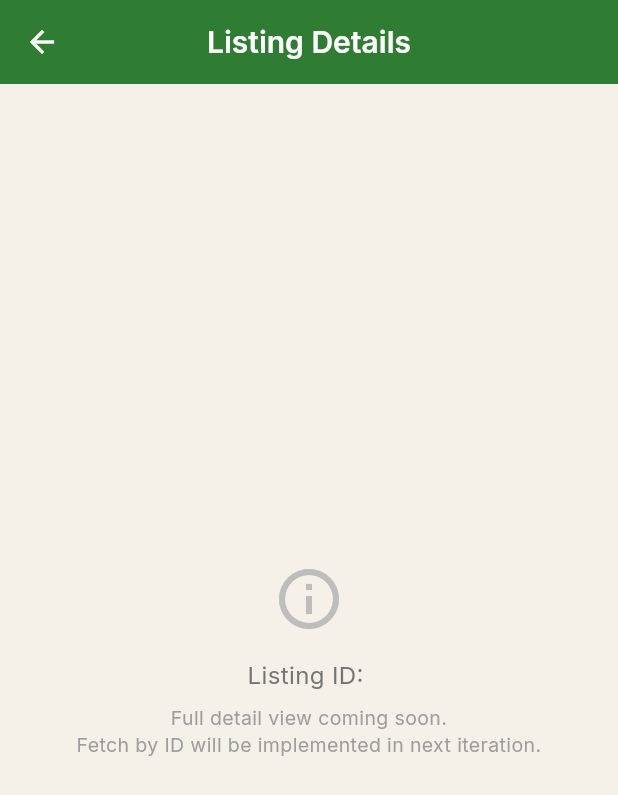
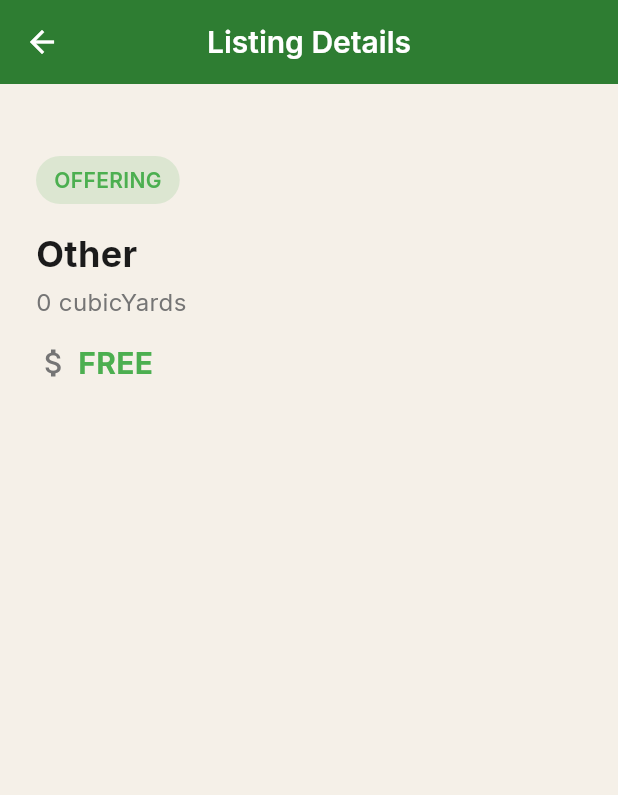
Before and after one commit to 12khabdouabdou/Startup, a Flutter app: the ListingDetailScreen screen opened directly with empty values, on a phone screen of 412 x 824 dp. Shown: the top 795 px of the screen. Run offline on Flutter 3.47's test engine with Material 3 defaults, Android fonts, the phone set to English and light mode, and no system bars; our stand-ins replace connectivity_plus, firebase_core, flutter_map, flutter_riverpod, geocoding, geolocator and 11 more; accounts and stored records are empty.

Commit message:
listings

```diff
--- a/lib/features/listings/repositories/listing_repository.dart
+++ b/lib/features/listings/repositories/listing_repository.dart
@@ -21,7 +21,8 @@ class ListingRepository {
     // Listing.toMap needs to be updated to return lat/long or PostGIS geometry.
     // We will assume the model update handles this.
 
-    await _client.from('listings').insert(data);
+    await _client.from('listings').insert(data).select().single();
+    // Could capture ID here? The method returns void though.
   }
 
   // Read: Stream of active listings
@@ -29,7 +30,7 @@ class ListingRepository {
     return _client
         .from('listings_view')
         .stream(primaryKey: ['id'])
-        .eq('status', 'active')
+        .eq('status', ListingStatus.active.name) // Using enum name
         // Fix: Use snake_case created_at
         .order('created_at', ascending: false)
         .map((data) {
@@ -59,13 +60,18 @@ class ListingRepository {
 
   // Delete (Archive)
   Future<void> archiveListing(String id) async {
-    await updateListing(id, {'status': 'archived'});
+    await updateListing(id, {'status': ListingStatus.archived.name}); // Use enum name
   }
 
   // Read: Single listing
   Future<Listing?> fetchListing(String id) async {
     try {
-      final data = await _client.from('listings_view').select().eq('id', id).maybeSingle();
+      final data = await _client
+          .from('listings_view')
+          .select()
+          .eq('id', id)
+          .maybeSingle();
+
       if (data == null) return null;
       return Listing.fromMap(data, id);
     } catch (e) {
@@ -88,3 +94,7 @@ final myListingsProvider = StreamProvider.autoDispose<List<Listing>>((ref) {
   if (user == null) return const Stream.empty();
   return ref.watch(listingRepositoryProvider).fetchUserListings(user.id);
 });
+
+final listingByIdProvider = FutureProvider.autoDispose.family<Listing?, String>((ref, id) async {
+  return ref.watch(listingRepositoryProvider).fetchListing(id);
+});
--- a/lib/features/listings/screens/listing_detail_screen.dart
+++ b/lib/features/listings/screens/listing_detail_screen.dart
@@ -6,7 +6,7 @@ import '../repositories/listing_repository.dart';
 import '../../auth/repositories/auth_repository.dart';
 // Job & User imports
 import '../../jobs/repositories/job_repository.dart';
-import '../../jobs/models/job_model.dart';
+
 import '../../profile/providers/profile_provider.dart'; // for userDocProvider
 import '../../../core/models/app_user.dart';
 import '../../messaging/repositories/chat_repository.dart';
@@ -43,27 +43,33 @@ class ListingDetailScreen extends ConsumerWidget {
       appBar: AppBar(
         title: const Text('Listing Details'),
       ),
-      body: listing == null
-          ? Center(
-              child: Column(
-                mainAxisAlignment: MainAxisAlignment.center,
-                children: [
-                  Icon(Icons.info_outline, size: 48, color: Colors.grey[400]),
-                  const SizedBox(height: 16),
-                  Text(
-                    'Listing ID: $listingId',
-                    style: TextStyle(fontSize: 16, color: Colors.grey[600]),
-                  ),
-                  const SizedBox(height: 8),
-                  Text(
-                    'Full detail view coming soon.\nFetch by ID will be implemented in next iteration.',
-                    textAlign: TextAlign.center,
-                    style: TextStyle(fontSize: 13, color: Colors.grey[500]),
-                  ),
-                ],
-              ),
-            )
-          : SingleChildScrollView(
+      body: Builder(
+        builder: (context) {
+          final asyncListing = ref.watch(listingByIdProvider(listingId));
+          final fetchedListing = asyncListing.valueOrNull;
+          final displayListing = listing ?? fetchedListing;
+
+          if (displayListing == null) {
+             if (asyncListing.isLoading) return const Center(child: CircularProgressIndicator());
+             if (asyncListing.hasError) return Center(child: Text('Error: ${asyncListing.error}'));
+             return const Center(child: Text('Listing not found'));
+          }
+
+          // We have a listing to display!
+          // But we need to update the logic below to use 'displayListing' instead of 'listing'
+          // Since the rest of the file uses 'listing', we can just reassign or wrap the content in a method.
+          // Wrapping in method is cleaner but requires large diff.
+          // Or just use local variable shielding? No, 'listing' is final field.
+
+          return _buildListingContent(context, ref, displayListing);
+        }
+      ),
+
+    );
+  }
+
+  Widget _buildListingContent(BuildContext context, WidgetRef ref, Listing listing) {
+    return SingleChildScrollView(
               padding: const EdgeInsets.all(24),
               child: Column(
                 crossAxisAlignment: CrossAxisAlignment.start,
@@ -88,7 +94,7 @@ class ListingDetailScreen extends ConsumerWidget {
                   Container(
                     padding: const EdgeInsets.symmetric(horizontal: 12, vertical: 6),
                     decoration: BoxDecoration(
-                      color: (listing.type == ListingType.offering ? Colors.green : Colors.orange).withOpacity(0.15),
+                      color: (listing.type == ListingType.offering ? Colors.green : Colors.orange).withValues(alpha: 0.15),
                       borderRadius: BorderRadius.circular(20),
                     ),
                     child: Text(
@@ -289,7 +295,6 @@ class ListingDetailScreen extends ConsumerWidget {
                   ),
                 ],
               ),
-            ),
-    );
+            );
   }
 }
```
Also changed, not shown: lib/features/jobs/repositories/job_repository.dart (+27 -16 lines), lib/features/jobs/screens/create_job_screen.dart (+9 -0 lines), lib/features/map/screens/map_screen.dart (+25 -2 lines).
